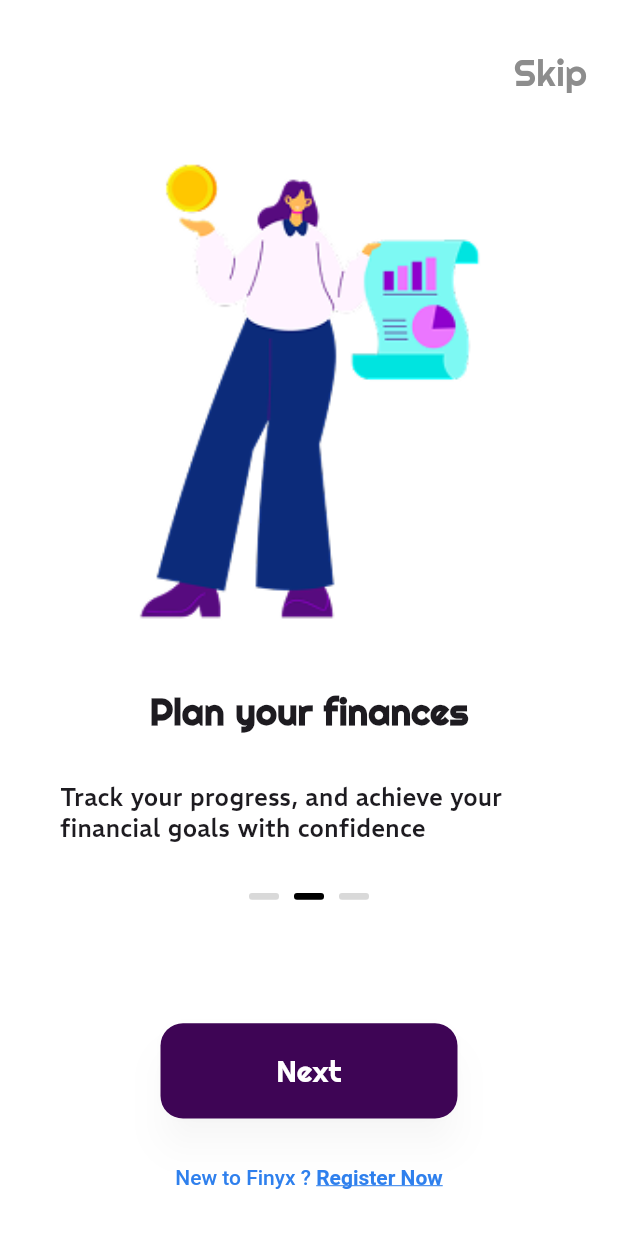
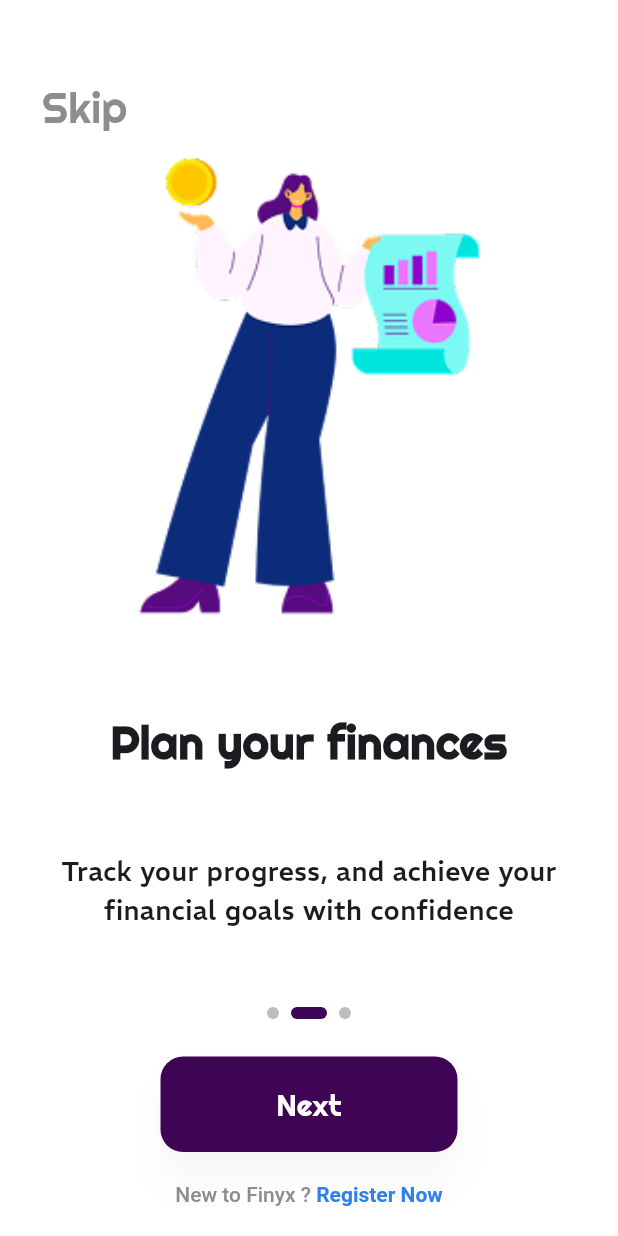
Before and after one commit to rababhamdyy-SmartFinancialManagement/finyx_mobile_app, a Flutter app: the screen it shows after launch, after a tap on "Next", on a phone screen of 412 x 824 dp. Run offline on Flutter 3.47's test engine with Material 3 defaults, Android fonts, the phone set to English and light mode, and no system bars; drawn by our look-alikes of smooth_page_indicator.

Commit message:
refactor onboarding screen

```diff
--- a/lib/models/onboarding_model.dart
+++ b/lib/models/onboarding_model.dart
@@ -1,42 +1,34 @@
-class OnboardingPageModel {
-  final String imageAsset;
-  final String greetingText;
-  final String messageText;
-  final int indicatorIndex;
-  final String buttonText;
+/// Model: Represents a single onboarding page
+class OnboardingPage {
+  final String image;
+  final String title;
+  final String message;
 
-  OnboardingPageModel({
-    required this.imageAsset,
-    required this.greetingText,
-    required this.messageText,
-    required this.indicatorIndex,
-    required this.buttonText,
+  OnboardingPage({
+    required this.image,
+    required this.title,
+    required this.message,
   });
+}
 
-  static final List<OnboardingPageModel> pages = [
-    OnboardingPageModel(
-      imageAsset: "assets/images/intro/financial_planning_1.png",
-      greetingText: "Welcome to Finyx!",
-      messageText:
+/// List of onboarding pages (model data)
+final List<OnboardingPage> onboardingPages = [
+  OnboardingPage(
+    image: "assets/images/intro/financial_planning_1.png",
+    title: "Welcome to Finyx!",
+    message:
         "Take control of your finances effortlessly track, save, and grow with ease",
-      indicatorIndex: 0,
-      buttonText: "Next",
   ),
-    OnboardingPageModel(
-      imageAsset: "assets/images/intro/report_1.png",
-      greetingText: "Plan your finances",
-      messageText:
+  OnboardingPage(
+    image: "assets/images/intro/report_1.png",
+    title: "Plan your finances",
+    message:
         "Track your progress, and achieve your financial goals with confidence",
-      indicatorIndex: 1,
-      buttonText: "Next",
   ),
-    OnboardingPageModel(
-      imageAsset: "assets/images/intro/planning_1.png",
-      greetingText: "Take control of your finances!",
-      messageText:
+  OnboardingPage(
+    image: "assets/images/intro/planning_1.png",
+    title: "Take control of your finances!",
+    message:
         "Plan wisely, manage efficiently, and achieve your financial goals with ease",
-      indicatorIndex: 2,
-      buttonText: "Get Started",
   ),
 ];
-}
--- a/lib/views/intro/onboarding_view.dart
+++ b/lib/views/intro/onboarding_view.dart
@@ -1,57 +1,88 @@
-import 'package:finyx_mobile_app/widgets/intro/onboard_step_widget.dart';
+import 'package:finyx_mobile_app/widgets/onboarding/skip_widget.dart';
+import 'package:finyx_mobile_app/widgets/shared/register_text_widget.dart';
+import 'package:finyx_mobile_app/widgets/onboarding/indicator_widget.dart';
+import 'package:finyx_mobile_app/widgets/onboarding/action_button.dart';
+import 'package:finyx_mobile_app/widgets/onboarding/landscape_layout.dart';
+import 'package:finyx_mobile_app/widgets/onboarding/portrait_layout.dart';
 import 'package:finyx_mobile_app/models/onboarding_model.dart';
 import 'package:flutter/material.dart';
 
-
+/// Main onboarding screen
 class OnboardingScreen extends StatefulWidget {
   const OnboardingScreen({super.key});
 
   @override
-  OnboardingScreenState createState() => OnboardingScreenState();
+  State<OnboardingScreen> createState() => _OnboardingScreenState();
 }
 
-class OnboardingScreenState extends State<OnboardingScreen> {
+class _OnboardingScreenState extends State<OnboardingScreen> {
   final PageController _pageController = PageController();
-  int _currentIndex = 0;
+  int _currentPage = 0;
 
-  void _nextPage() {
-    if (_currentIndex < OnboardingPageModel.pages.length - 1) {
-      _pageController.nextPage(
-        duration: Duration(milliseconds: 500),
-        curve: Curves.easeInOut,
-      );
-    } else {
-      Navigator.pushReplacementNamed(context, '/login');
-    }
+  /// Handles page navigation
+  void _changePage(int newIndex) {
+    _pageController.animateToPage(
+      newIndex,
+      duration: const Duration(milliseconds: 300),
+      curve: Curves.easeInOut,
+    );
   }
 
   @override
   Widget build(BuildContext context) {
     return Scaffold(
-      body: SafeArea(
+      body: Padding(
+        padding: const EdgeInsets.all(20.0),
         child: Column(
           children: [
+            Visibility(
+              visible:
+                  _currentPage <
+                  onboardingPages.length - 1, // hide skip button on last page
+              child: const SkipWidget(),
+            ),
             Expanded(
-              child: PageView.builder(
-                controller: _pageController,
-                onPageChanged: (index) {
-                  setState(() {
-                    _currentIndex = index;
-                  });
-                },
-                itemCount: OnboardingPageModel.pages.length,
-                itemBuilder: (context, index) {
-                  final page = OnboardingPageModel.pages[index];
-                  final bool isLastPage = index == OnboardingPageModel.pages.length - 1;
-
-                  return OnboardingStep(
-                    page: page,
-                    isLastPage: isLastPage,
-                    onNext: _nextPage,
-                  );
+              child: LayoutBuilder(
+                builder: (context, constraints) {
+                  final bool isLandscape =
+                      constraints.maxWidth > constraints.maxHeight;
+                  return isLandscape
+                      ? OnboardingLandscapeLayout(
+                        pageController: _pageController,
+                        onboardingPages: onboardingPages,
+                        currentPage: _currentPage,
+                        onPageChanged:
+                            (index) => setState(() => _currentPage = index),
+                      )
+                      : OnboardingPortraitLayout(
+                        pageController: _pageController,
+                        onboardingPages: onboardingPages,
+                        currentPage: _currentPage,
+                        onPageChanged:
+                            (index) => setState(() => _currentPage = index),
+                      );
                 },
               ),
             ),
+            OnboardingPageIndicator(
+              controller: _pageController,
+              pageCount: onboardingPages.length,
+              onPageChange: _changePage,
+            ),
+            const SizedBox(height: 25),
+            OnboardingActionButton(
+              currentPage: _currentPage,
+              totalPages: onboardingPages.length,
+              onNextPressed: () {
+                if (_currentPage < onboardingPages.length - 1) {
+                  _changePage(_currentPage + 1);
+                } else {
+                  Navigator.pushReplacementNamed(context, '/login');
+                }
+              },
+            ),
+            const SizedBox(height: 20),
+            const RegisterText(),
           ],
         ),
       ),
--- a/lib/views/intro/splash_view.dart
+++ b/lib/views/intro/splash_view.dart
@@ -1,6 +1,6 @@
 import 'package:flutter/material.dart';
 import 'package:flutter/scheduler.dart';
-import 'package:finyx_mobile_app/widgets/intro/finyx_widget.dart';
+import 'package:finyx_mobile_app/widgets/splash/finyx_widget.dart';
 
 class SplashScreen extends StatelessWidget {
   const SplashScreen({super.key});
--- a/lib/widgets/intro/indicator_widget.dart
+++ /dev/null
@@ -1,37 +0,0 @@
-import 'package:flutter/material.dart';
-
-class Indicator extends StatelessWidget {
-  final int selectedIndex;
-
-  const Indicator({required this.selectedIndex, super.key});
-
-  @override
-  Widget build(BuildContext context) {
-    double screenWidth = MediaQuery.of(context).size.width;
-
-    double indicatorWidth = screenWidth > 600 ? 24 : 20;
-    double indicatorHeight = screenWidth > 600 ? 5 : 4.5;
-    double margin = screenWidth > 600 ? 8 : 5;
-
-    return Row(
-      mainAxisAlignment: MainAxisAlignment.center,
-      children: List.generate(
-        3,
-        (index) => GestureDetector(
-          onTap: () {
-            Navigator.pushNamed(context, '/onboardingScreen', arguments: index);
-          },
-          child: Container(
-            margin: EdgeInsets.symmetric(horizontal: margin),
-            width: indicatorWidth,
-            height: indicatorHeight,
-            decoration: BoxDecoration(
-              color: index == selectedIndex ? Colors.black : Color(0xFFD9D9D9),
-              borderRadius: BorderRadius.circular(2.0),
-            ),
-          ),
-        ),
-      ),
-    );
-  }
-}
--- a/lib/widgets/intro/onboard_step_widget.dart
+++ /dev/null
@@ -1,50 +0,0 @@
-import 'package:finyx_mobile_app/models/onboarding_model.dart';
-import 'package:finyx_mobile_app/widgets/shared/button_widget.dart';
-import 'package:finyx_mobile_app/widgets/shared/greeting_message_widget.dart';
-import 'package:finyx_mobile_app/widgets/shared/greeting_widget.dart';
-import 'package:finyx_mobile_app/widgets/intro/indicator_widget.dart';
-import 'package:finyx_mobile_app/widgets/shared/register_text_widget.dart';
-import 'package:finyx_mobile_app/widgets/intro/skip_widget.dart';
-import 'package:flutter/material.dart';
-
-class OnboardingStep extends StatelessWidget {
-  final OnboardingPageModel page;
-  final bool isLastPage;
-  final VoidCallback onNext;
-
-  const OnboardingStep({
-    required this.page,
-    required this.isLastPage,
-    required this.onNext,
-    super.key,
-  });
-
-  @override
-  Widget build(BuildContext context) {
-    final screenSize = MediaQuery.sizeOf(context);
-
-    return Column(
-      mainAxisAlignment: MainAxisAlignment.spaceEvenly,
-      children: [
-        if (!isLastPage) const SkipWidget(),
-        Image.asset(
-          page.imageAsset,
-          width: screenSize.width * 0.8,
-          height: screenSize.height * 0.4,
-          fit: BoxFit.contain,
-        ),
-        GreetingWidget(greetingText: page.greetingText, fontSize: 30),
-        GreetingMessageWidget(greetingMessage: page.messageText),
-        Indicator(selectedIndex: page.indicatorIndex),
-        const SizedBox(height: 20),
-        ButtonWidget(
-          text: page.buttonText,
-          width: 198,
-          height: 53,
-          onPressed: onNext,
-        ),
-        const RegisterText(),
-      ],
-    );
-  }
-}
--- /dev/null
+++ b/lib/widgets/onboarding/action_button.dart
@@ -0,0 +1,25 @@
+import 'package:flutter/material.dart';
+import 'package:finyx_mobile_app/widgets/shared/button_widget.dart';
+
+class OnboardingActionButton extends StatelessWidget {
+  final int currentPage;
+  final int totalPages;
+  final VoidCallback onNextPressed;
+
+  const OnboardingActionButton({
+    super.key,
+    required this.currentPage,
+    required this.totalPages,
+    required this.onNextPressed,
+  });
+
+  @override
+  Widget build(BuildContext context) {
+    return ButtonWidget(
+      text: currentPage < totalPages - 1 ? "Next" : "Get Started",
+      width: 198,
+      height: 53,
+      onPressed: onNextPressed,
+    );
+  }
+}
--- /dev/null
+++ b/lib/widgets/onboarding/image_widget.dart
@@ -0,0 +1,35 @@
+import 'package:flutter/material.dart';
+
+class OnboardingImageWidget extends StatelessWidget {
+  final PageController pageController;
+  final List<String> images;
+  final Function(int) onPageChanged;
+
+  const OnboardingImageWidget({
+    super.key,
+    required this.pageController,
+    required this.images,
+    required this.onPageChanged,
+  });
+
+  @override
+  Widget build(BuildContext context) {
+    return PageView.builder(
+      controller: pageController,
+      itemCount: images.length,
+      onPageChanged: onPageChanged,
+      itemBuilder: (context, index) {
+        return AnimatedContainer(
+          duration: const Duration(milliseconds: 300),
+          curve: Curves.easeInOut,
+          decoration: BoxDecoration(
+            image: DecorationImage(
+              image: AssetImage(images[index]),
+              fit: BoxFit.contain,
+            ),
+          ),
+        );
+      },
+    );
+  }
+}
--- /dev/null
+++ b/lib/widgets/onboarding/indicator_widget.dart
@@ -0,0 +1,30 @@
+import 'package:flutter/material.dart';
+import 'package:smooth_page_indicator/smooth_page_indicator.dart';
+
+class OnboardingPageIndicator extends StatelessWidget {
+  final PageController controller;
+  final int pageCount;
+  final Function(int) onPageChange;
+
+  const OnboardingPageIndicator({
+    super.key,
+    required this.controller,
+    required this.pageCount,
+    required this.onPageChange,
+  });
+
+  @override
+  Widget build(BuildContext context) {
+    return SmoothPageIndicator(
+      controller: controller,
+      count: pageCount,
+      effect: ExpandingDotsEffect(
+        dotHeight: 8,
+        dotWidth: 8,
+        activeDotColor: const Color(0xFF3E0555),
+        dotColor: Colors.grey.shade400,
+      ),
+      onDotClicked: onPageChange,
+    );
+  }
+}
--- /dev/null
+++ b/lib/widgets/onboarding/landscape_layout.dart
@@ -0,0 +1,43 @@
+import 'package:flutter/material.dart';
+import 'package:finyx_mobile_app/widgets/onboarding/image_widget.dart';
+import 'package:finyx_mobile_app/widgets/onboarding/text_widget.dart';
+import 'package:finyx_mobile_app/models/onboarding_model.dart';
+
+class OnboardingLandscapeLayout extends StatelessWidget {
+  final PageController pageController;
+  final List<OnboardingPage> onboardingPages;
+  final Function(int) onPageChanged;
+  final int currentPage;
+
+  const OnboardingLandscapeLayout({
+    super.key,
+    required this.pageController,
+    required this.onboardingPages,
+    required this.onPageChanged,
+    required this.currentPage,
+  });
+
+  @override
+  Widget build(BuildContext context) {
+    return Row(
+      children: [
+        Expanded(
+          flex: 2,
+          child: OnboardingImageWidget(
+            pageController: pageController,
+            images: onboardingPages.map((page) => page.image).toList(),
+            onPageChanged: onPageChanged,
+          ),
+        ),
+        const SizedBox(width: 20),
+        Expanded(
+          flex: 3,
+          child: OnboardingTextWidget(
+            currentPage: currentPage,
+            onboardingPages: onboardingPages,
+          ),
+        ),
+      ],
+    );
+  }
+}
--- /dev/null
+++ b/lib/widgets/onboarding/portrait_layout.dart
@@ -0,0 +1,42 @@
+import 'package:flutter/material.dart';
+import 'package:finyx_mobile_app/widgets/onboarding/image_widget.dart';
+import 'package:finyx_mobile_app/widgets/onboarding/text_widget.dart';
+import 'package:finyx_mobile_app/models/onboarding_model.dart';
+
+class OnboardingPortraitLayout extends StatelessWidget {
+  final PageController pageController;
+  final List<OnboardingPage> onboardingPages;
+  final int currentPage;
+  final Function(int) onPageChanged;
+
+  const OnboardingPortraitLayout({
+    super.key,
+    required this.pageController,
+    required this.onboardingPages,
+    required this.currentPage,
+    required this.onPageChanged,
+  });
+
+  @override
+  Widget build(BuildContext context) {
+    return Column(
+      children: [
+        Expanded(
+          flex: 4,
+          child: OnboardingImageWidget(
+            pageController: pageController,
+            images: onboardingPages.map((page) => page.image).toList(),
+            onPageChanged: onPageChanged,
+          ),
+        ),
+        Expanded(
+          flex: 3,
+          child: OnboardingTextWidget(
+            currentPage: currentPage,
+            onboardingPages: onboardingPages,
+          ),
+        ),
+      ],
+    );
+  }
+}
--- a/lib/widgets/intro/skip_widget.dart
+++ b/lib/widgets/onboarding/skip_widget.dart
@@ -9,9 +9,9 @@ class SkipWidget extends StatelessWidget {
     double screenWidth = MediaQuery.of(context).size.width;
 
     return Padding(
-      padding: EdgeInsets.fromLTRB(0, 0, screenWidth * 0.05, 0),
+      padding: EdgeInsets.fromLTRB(8, 32, 0, 0),
       child: Align(
-        alignment: Alignment.topRight,
+        alignment: Alignment.topLeft,
         child: GestureDetector(
           onTap: () {
             Navigator.pushNamed(context, '/login');
@@ -19,7 +19,7 @@ class SkipWidget extends StatelessWidget {
           child: Text(
             "Skip",
             style: TextStyle(
-              fontSize: screenWidth > 600 ? 28 : 24,
+              fontSize: screenWidth > 600 ? 24 : 28,
               fontWeight: FontWeight.w400,
               fontFamily: "Righteous",
               color: Color(0xFF8D8D8D),
--- /dev/null
+++ b/lib/widgets/onboarding/text_widget.dart
@@ -0,0 +1,34 @@
+import 'package:flutter/material.dart';
+import 'package:finyx_mobile_app/models/onboarding_model.dart';
+import 'package:finyx_mobile_app/widgets/shared/greeting_widget.dart';
+import 'package:finyx_mobile_app/widgets/shared/greeting_message_widget.dart';
+
+/// Widget responsible for displaying the onboarding text content
+class OnboardingTextWidget extends StatelessWidget {
+  final int currentPage;
+  final List<OnboardingPage> onboardingPages;
+
+  const OnboardingTextWidget({
+    super.key,
+    required this.currentPage,
+    required this.onboardingPages,
+  });
+
+  @override
+  Widget build(BuildContext context) {
+    return AnimatedSwitcher(
+      duration: const Duration(milliseconds: 300),
+      transitionBuilder: (Widget child, Animation<double> animation) {
+        return FadeTransition(opacity: animation, child: child);
+      },
+      child: Column(
+        key: ValueKey<int>(currentPage), // Ensures unique rebuild for each page
+        mainAxisAlignment: MainAxisAlignment.spaceEvenly,
+        children: [
+          GreetingWidget(greetingText: onboardingPages[currentPage].title),
+          GreetingMessageWidget(greetingMessage: onboardingPages[currentPage].message),
+        ],
+      ),
+    );
+  }
+}
--- a/lib/widgets/shared/greeting_message_widget.dart
+++ b/lib/widgets/shared/greeting_message_widget.dart
@@ -7,22 +7,14 @@ class GreetingMessageWidget extends StatelessWidget {
 
   @override
   Widget build(BuildContext context) {
-    double screenWidth = MediaQuery.of(context).size.width;
-    double responsiveFontSize = screenWidth > 600 ? 18 : 16;
-
-    return Padding(
-      padding: const EdgeInsets.symmetric(horizontal: 40.0),
-      child: Text(
-        greetingMessage,
-        style: TextStyle(
-          fontSize: responsiveFontSize,
-          fontWeight: FontWeight.w500,
-          fontFamily: "REM",
-        ),
-        textAlign: TextAlign.start,
-        softWrap: true,
-        strutStyle: StrutStyle(forceStrutHeight: true, height: 1.5),
+    return Text(
+      greetingMessage,
+      style: TextStyle(
+        fontSize: 18,
+        fontWeight: FontWeight.w500,
+        fontFamily: "REM",
       ),
+      textAlign: TextAlign.center,
     );
   }
 }
--- a/lib/widgets/shared/greeting_widget.dart
+++ b/lib/widgets/shared/greeting_widget.dart
@@ -2,18 +2,18 @@ import 'package:flutter/material.dart';
 
 class GreetingWidget extends StatelessWidget {
   final String greetingText;
-  final double fontSize;
+
 
   const GreetingWidget({
     super.key,
     required this.greetingText,
-    required this.fontSize,
+
   });
 
   @override
   Widget build(BuildContext context) {
     double screenWidth = MediaQuery.of(context).size.width;
-    double responsiveFontSize = screenWidth > 600 ? fontSize : 24;
+    double responsiveFontSize = screenWidth > 600 ? 27: 30;
 
     return Text(
       greetingText,
@@ -22,6 +22,7 @@ class GreetingWidget extends StatelessWidget {
         fontWeight: FontWeight.bold,
         fontFamily: "Righteous",
       ),
+      textAlign: TextAlign.center,
     );
   }
 }
--- a/lib/widgets/shared/register_text_widget.dart
+++ b/lib/widgets/shared/register_text_widget.dart
@@ -11,21 +11,17 @@ class RegisterText extends StatelessWidget {
 
     return RichText(
       text: TextSpan(
-        style: TextStyle(
-          fontSize: fontSize,
-          fontFamily: "Poppins",
-          color: Color(0xFF2F80ED),
-        ),
+        style: TextStyle(fontSize: fontSize, fontFamily: "Poppins"),
         children: [
           TextSpan(
             text: "New to Finyx ? ",
-            style: TextStyle(fontWeight: FontWeight.w500),
+            style: TextStyle(fontWeight: FontWeight.w500, color: Color(0xFF8D8D8D)),
           ),
           TextSpan(
             text: "Register Now",
             style: TextStyle(
               fontWeight: FontWeight.bold,
-              decoration: TextDecoration.underline,
+              color: Color(0xFF2F80ED),
             ),
             recognizer:
                 TapGestureRecognizer()
--- a/pubspec.yaml
+++ b/pubspec.yaml
@@ -30,6 +30,7 @@ environment:
 dependencies:
   flutter:
     sdk: flutter
+  smooth_page_indicator: ^1.1.0
 
   # The following adds the Cupertino Icons font to your application.
   # Use with the CupertinoIcons class for iOS style icons.
```
Also changed, not shown: lib/widgets/splash/finyx_widget.dart (renamed from lib/widgets/intro/finyx_widget.dart), pubspec.lock. Lines whose indentation alone changed are shown as unchanged.
